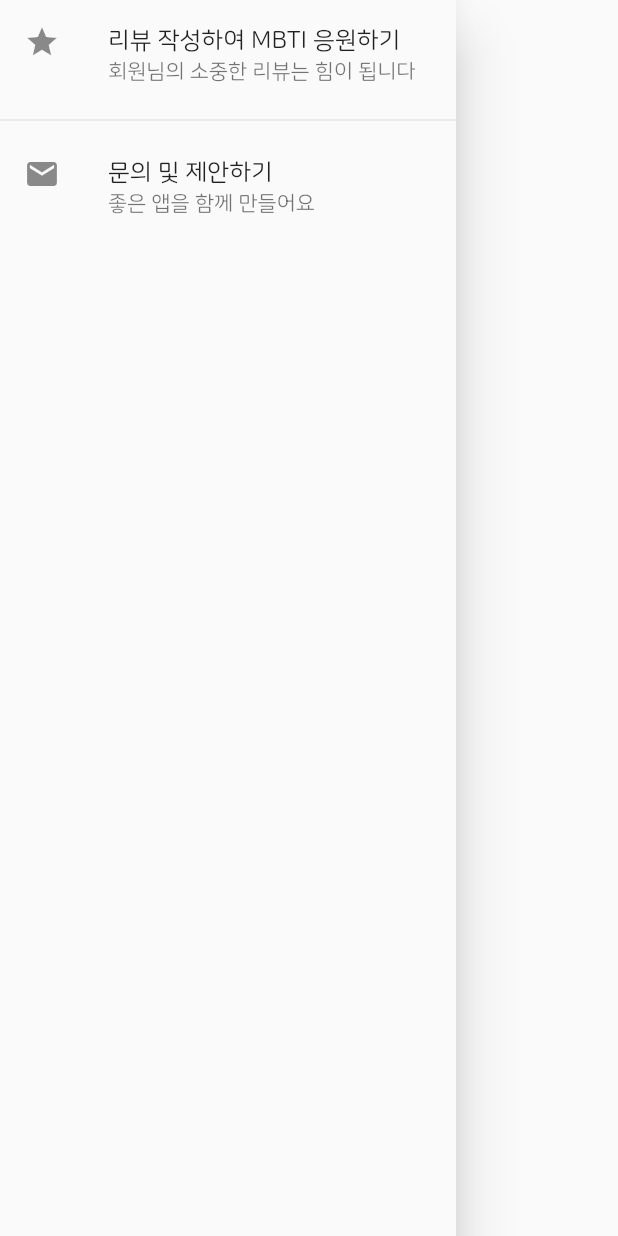
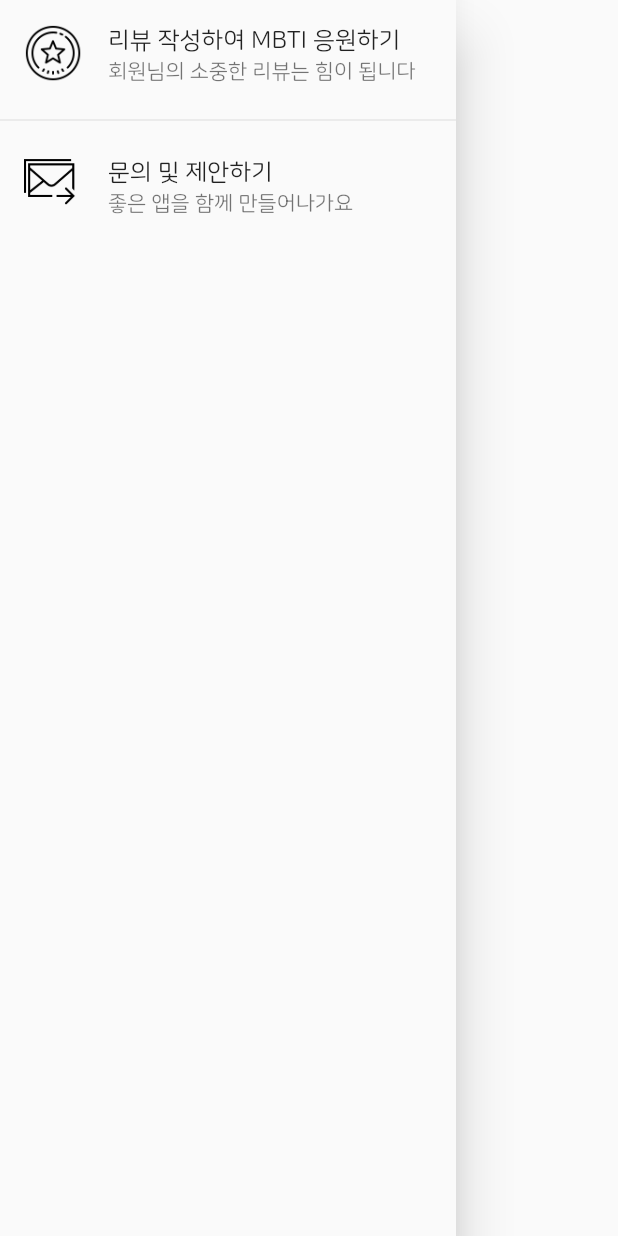
Before and after one commit to powerwlsl/mbti, a Flutter app: the AppDrawer widget shown alone on an empty page, opened directly, after a tap on "문의 및 제안하기", on a phone screen of 412 x 824 dp. Run offline on Flutter 3.47's test engine with Material 2 defaults, Android fonts, the phone set to English and light mode, and no system bars; our stand-ins replace device_info, fancy_bottom_navigation, share, shared_preferences; missing offline and left inert: launch_review; accounts and stored records are empty.

Commit message:
add review and email button

```diff
--- a/lib/screens/main_screen.dart
+++ b/lib/screens/main_screen.dart
@@ -16,8 +16,6 @@ class MainScreen extends StatefulWidget {
   _MainScreenState createState() => _MainScreenState();
 }
 
-// TODO Rate popup
-// TODO suggestion/support email
 // TODO add/fix celebrities suggestion button
 // TODO link preview image
 share(BuildContext context, String summary, String mbti) {
--- a/lib/widgets/app_drawer.dart
+++ b/lib/widgets/app_drawer.dart
@@ -1,7 +1,18 @@
 import 'package:flutter/material.dart';
 import 'package:launch_review/launch_review.dart';
+import 'package:url_launcher/url_launcher.dart';
 
 class AppDrawer extends StatelessWidget {
+  _launchURL() async {
+    String uri =
+        'mailto:hyejinahn0619@gmail.com?subject=${Uri.encodeComponent("MBTI 문의 및 제안하기")}';
+    if (await canLaunch(uri)) {
+      await launch(uri);
+    } else {
+      throw '$uri 오픈 실패';
+    }
+  }
+
   @override
   Widget build(BuildContext context) {
     return Drawer(
@@ -9,20 +20,27 @@ class AppDrawer extends StatelessWidget {
         child: Column(
           children: <Widget>[
             ListTile(
-              leading: Icon(Icons.star),
+              leading: Image.asset(
+                'images/review.png',
+                width: 40,
+              ),
               title: Text('리뷰 작성하여 MBTI 응원하기'),
               subtitle: Text('회원님의 소중한 리뷰는 힘이 됩니다'),
               onTap: () {
-                Navigator.of(context).pushReplacementNamed('/main');
+                LaunchReview.launch(
+                    androidAppId: "com.hyejinahn.mbti", iOSAppId: "1494694210");
               },
             ),
             Divider(),
             ListTile(
-              leading: Icon(Icons.email),
+              leading: Image.asset(
+                'images/email.png',
+                width: 35,
+              ),
               title: Text('문의 및 제안하기'),
-              subtitle: Text('좋은 앱을 함께 만들어요'),
+              subtitle: Text('좋은 앱을 함께 만들어나가요'),
               onTap: () {
-                Navigator.of(context).pushReplacementNamed('/mbtis');
+                _launchURL();
               },
             ),
           ],
```
Also changed, not shown: images/email.png (added), images/review.png (added), images/stars.png (deleted), images/stars2.png (deleted), images/stars3.png (deleted), 3 other files.
